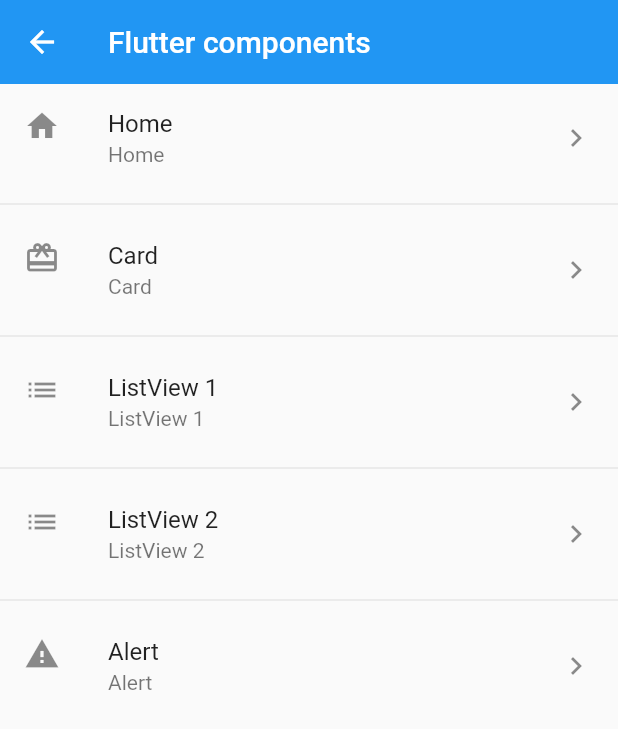
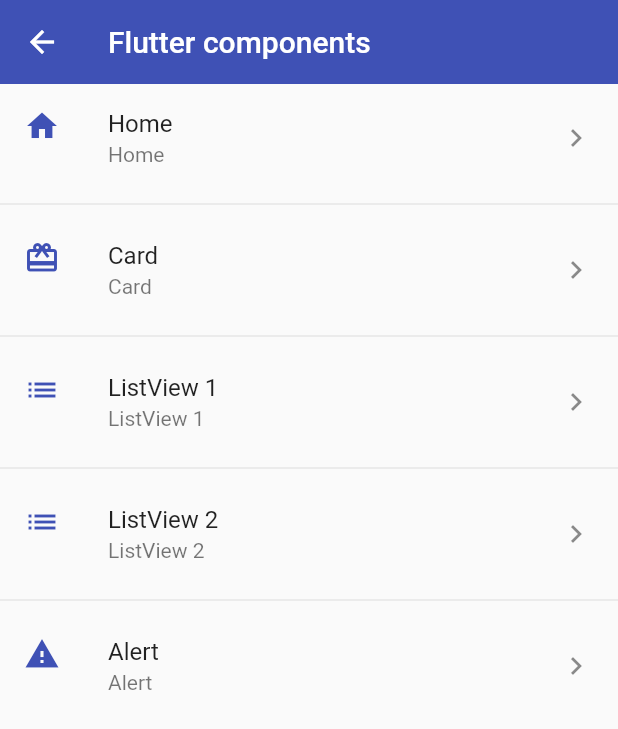
Before and after one commit to alfcastillo90/fluuter_components, a Flutter app: the screen it shows after launch, after a tap on "Home", on a phone screen of 412 x 824 dp. Shown: the top 729 px of the screen. Run offline on Flutter 3.47's test engine with Material 2 defaults, Android fonts, the phone set to English and light mode, and no system bars.

Commit message:
creacion de un tema grafico

```diff
--- a/lib/main.dart
+++ b/lib/main.dart
@@ -1,5 +1,6 @@
 import 'package:flutter/material.dart';
 import 'package:fluuter_components/router/app_routes.dart';
+import 'package:fluuter_components/theme/app_theme.dart';
 import 'screens/screens.dart';
 
 void main() => runApp(const MyApp());
@@ -15,6 +16,7 @@ class MyApp extends StatelessWidget {
       initialRoute: AppRoutes.initialRoute,
       routes: AppRoutes.getAppRoutes(),
       onGenerateRoute: AppRoutes.onGenerateRoute,
+      theme: AppTheme.lightTheme,
       title: 'Material App',
     );
   }
--- a/lib/screens/home_screen.dart
+++ b/lib/screens/home_screen.dart
@@ -1,6 +1,6 @@
 import 'package:flutter/material.dart';
 import 'package:fluuter_components/router/app_routes.dart';
-import 'package:fluuter_components/screens/screens.dart';
+import 'package:fluuter_components/theme/app_theme.dart';
 
 class HomeScreen extends StatelessWidget {
   const HomeScreen({Key? key}) : super(key: key);
@@ -11,20 +11,15 @@ class HomeScreen extends StatelessWidget {
     return Scaffold(
       appBar: AppBar(
         title: const Text('Flutter components'),
-        elevation: 0,
       ),
       body: ListView.separated(
           itemBuilder: (BuildContext context, int index) {
             return ListTile(
                 title: Text(menuOptions[index].name),
                 subtitle: Text(menuOptions[index].name),
-                leading: Icon(menuOptions[index].icon),
+                leading: Icon(menuOptions[index].icon, color: AppTheme.primary),
                 trailing: const Icon(Icons.keyboard_arrow_right),
                 onTap: () {
-                  /* final route = MaterialPageRoute(
-                      builder: (context) => const ListView1Screen());
-                  Navigator.push(context, route); */
-
                   Navigator.pushNamed(context, menuOptions[index].route);
                 });
           },
--- a/lib/screens/listview2_screen.dart
+++ b/lib/screens/listview2_screen.dart
@@ -18,8 +18,6 @@ class ListView2Screen extends StatelessWidget {
     return Scaffold(
         appBar: AppBar(
           title: const Text('Listview type 2'),
-          elevation: 0,
-          backgroundColor: Colors.indigo,
         ),
         body: ListView.separated(
             itemBuilder: (BuildContext context, int index) {
--- /dev/null
+++ b/lib/theme/app_theme.dart
@@ -0,0 +1,14 @@
+import 'package:flutter/material.dart';
+
+class AppTheme {
+  static const Color primary = Colors.indigo;
+  static final ThemeData lightTheme = ThemeData.light().copyWith(
+    appBarTheme: const AppBarTheme(color: primary, elevation: 0),
+    primaryColor: primary,
+  );
+
+  static final ThemeData darkTheme = ThemeData.dark().copyWith(
+      appBarTheme: const AppBarTheme(color: primary, elevation: 0),
+      primaryColor: primary,
+      scaffoldBackgroundColor: Colors.black);
+}
```
